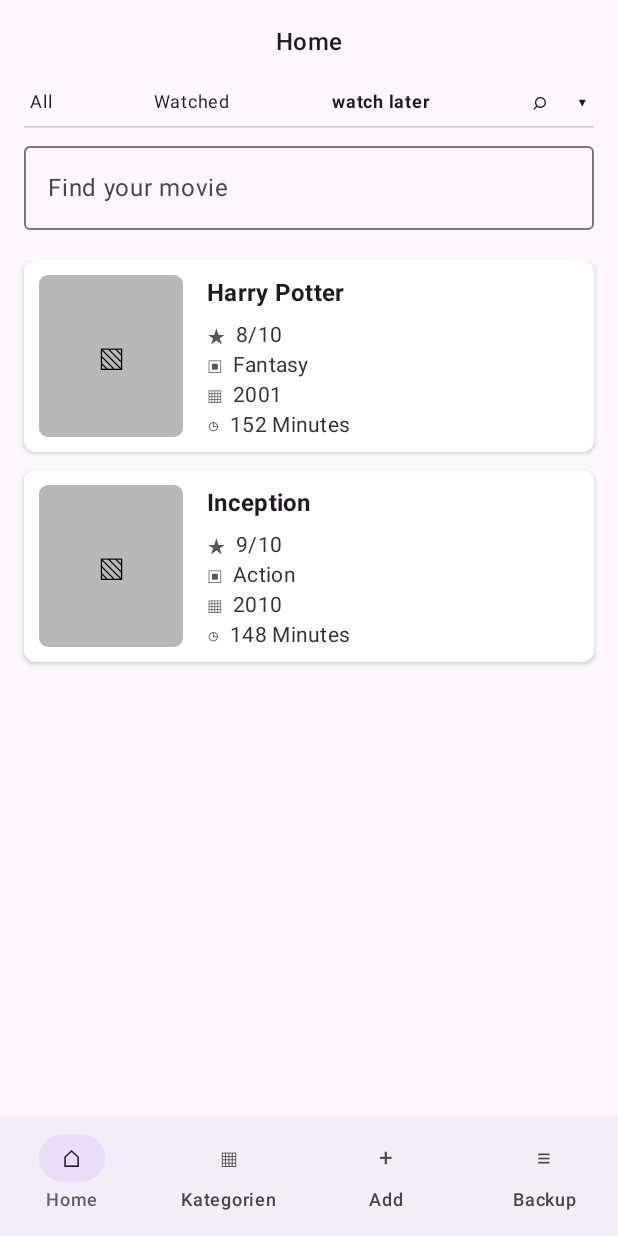
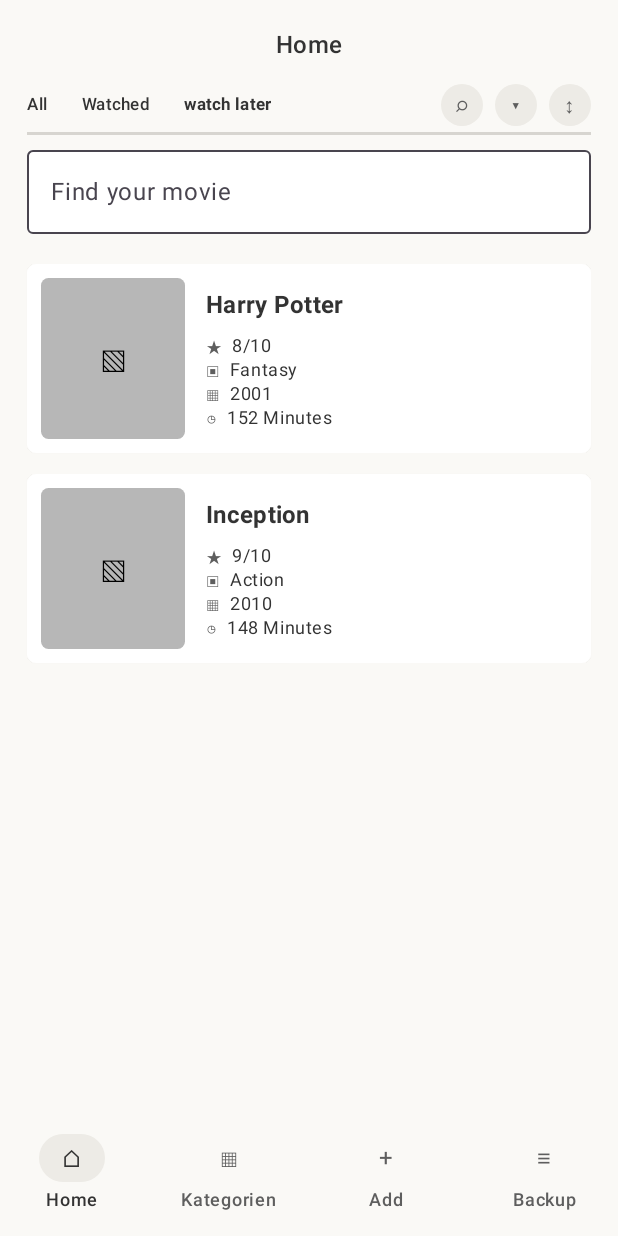
Before and after one commit to Paul1708/MovieMate, an Android app built with Jetpack Compose: the screen it shows after launch (MainActivity), after a tap on an icon or button, on a phone screen of 412 x 824 dp. Run offline under Robolectric (Android 15) with nearby library versions, the phone set to English and light mode, and no system bars; 3 other taps on this screen came first.

Commit message:
refactor: polish homescreen controls

```diff
--- a/composeApp/src/commonMain/kotlin/de/fh/erfurt/moviemate/presentation/Bottombar.kt
+++ b/composeApp/src/commonMain/kotlin/de/fh/erfurt/moviemate/presentation/Bottombar.kt
@@ -2,8 +2,10 @@ package de.fh.erfurt.moviemate.presentation
 
 import androidx.compose.material3.NavigationBar
 import androidx.compose.material3.NavigationBarItem
+import androidx.compose.material3.NavigationBarItemDefaults
 import androidx.compose.material3.Text
 import androidx.compose.runtime.Composable
+import androidx.compose.ui.unit.dp
 
 /**
  * Untere Navigation der App.
@@ -17,13 +19,23 @@ fun BottomBar(
     selectedItem: BottomNavItem = BottomNavItem.Home,
     onItemSelected: (BottomNavItem) -> Unit = {}
 ) {
-    NavigationBar {
+    NavigationBar(
+        containerColor = MovieMateColors.ScreenBackground,
+        tonalElevation = 0.dp
+    ) {
         BottomNavItem.entries.forEach { item ->
             NavigationBarItem(
                 selected = selectedItem == item,
                 onClick = { onItemSelected(item) },
                 icon = { Text(item.iconText) },
-                label = { Text(item.label) }
+                label = { Text(item.label) },
+                colors = NavigationBarItemDefaults.colors(
+                    selectedIconColor = MovieMateColors.PrimaryText,
+                    selectedTextColor = MovieMateColors.PrimaryText,
+                    indicatorColor = MovieMateColors.SoftControl,
+                    unselectedIconColor = MovieMateColors.SecondaryText,
+                    unselectedTextColor = MovieMateColors.SecondaryText
+                )
             )
         }
     }
--- /dev/null
+++ b/composeApp/src/commonMain/kotlin/de/fh/erfurt/moviemate/presentation/MovieMateColors.kt
@@ -0,0 +1,15 @@
+package de.fh.erfurt.moviemate.presentation
+
+import androidx.compose.ui.graphics.Color
+
+// Gemeinsame Farben für die aktuelle MovieMate-UI.
+// Sie halten Homescreen, Cards und Navigation optisch näher am Mockup.
+object MovieMateColors {
+    val ScreenBackground = Color(0xFFFAF9F6)
+    val CardBackground = Color(0xFFFFFFFF)
+    val PosterPlaceholder = Color(0xFFB7B7B7)
+    val Divider = Color(0xFFD7D5D0)
+    val PrimaryText = Color(0xFF333333)
+    val SecondaryText = Color(0xFF5E5E5E)
+    val SoftControl = Color(0xFFEDEBE6)
+}
--- a/composeApp/src/commonMain/kotlin/de/fh/erfurt/moviemate/presentation/Moviecard.kt
+++ b/composeApp/src/commonMain/kotlin/de/fh/erfurt/moviemate/presentation/Moviecard.kt
@@ -25,6 +25,7 @@ import androidx.compose.ui.graphics.Color
 import androidx.compose.ui.semantics.contentDescription
 import androidx.compose.ui.semantics.semantics
 import androidx.compose.ui.text.font.FontWeight
+import androidx.compose.ui.text.style.TextOverflow
 import androidx.compose.ui.unit.dp
 import de.fh.erfurt.moviemate.presentation.home.MovieUiModel
 
@@ -43,25 +44,25 @@ fun MovieCard(
 ) {
     Card(
         modifier = modifier
-            .height(128.dp)
+            .height(126.dp)
             .clickable(onClick = onClick)
             .semantics {
                 contentDescription =
                     "Film ${movie.title}, Bewertung ${movie.ratingText}, Kategorie ${movie.categoryText}, Jahr ${movie.yearText}"
             },
-        shape = RoundedCornerShape(8.dp),
-        colors = CardDefaults.cardColors(containerColor = Color.White),
-        elevation = CardDefaults.cardElevation(defaultElevation = 2.dp)
+        shape = RoundedCornerShape(6.dp),
+        colors = CardDefaults.cardColors(containerColor = MovieMateColors.CardBackground),
+        elevation = CardDefaults.cardElevation(defaultElevation = 1.dp)
     ) {
         Row(
             modifier = Modifier
                 .fillMaxWidth()
-                .padding(10.dp),
+                .padding(9.dp),
             verticalAlignment = Alignment.CenterVertically
         ) {
             PosterPlaceholder()
 
-            Spacer(modifier = Modifier.width(16.dp))
+            Spacer(modifier = Modifier.width(14.dp))
 
             Column(
                 modifier = Modifier.fillMaxHeight(),
@@ -70,10 +71,13 @@ fun MovieCard(
                 Text(
                     text = movie.title,
                     style = MaterialTheme.typography.titleMedium,
-                    fontWeight = FontWeight.Bold
+                    color = MovieMateColors.PrimaryText,
+                    fontWeight = FontWeight.Bold,
+                    maxLines = 1,
+                    overflow = TextOverflow.Ellipsis
                 )
 
-                Spacer(modifier = Modifier.height(6.dp))
+                Spacer(modifier = Modifier.height(7.dp))
 
                 MovieMetaRow(icon = "★", text = movie.ratingText)
                 MovieMetaRow(icon = "▣", text = movie.categoryText)
@@ -96,7 +100,7 @@ private fun PosterPlaceholder() {
     Box(
         modifier = Modifier
             .size(width = 96.dp, height = 108.dp)
-            .background(Color(0xFFB8B8B8), RoundedCornerShape(6.dp)),
+            .background(MovieMateColors.PosterPlaceholder, RoundedCornerShape(5.dp)),
         contentAlignment = Alignment.Center
     ) {
         Text(
@@ -125,13 +129,15 @@ private fun MovieMetaRow(
     ) {
         Text(
             text = icon,
-            style = MaterialTheme.typography.bodyMedium,
-            color = Color(0xFF555555)
+            style = MaterialTheme.typography.bodySmall,
+            color = MovieMateColors.SecondaryText
         )
         Text(
             text = text,
-            style = MaterialTheme.typography.bodyMedium,
-            color = Color(0xFF333333)
+            style = MaterialTheme.typography.bodySmall,
+            color = MovieMateColors.PrimaryText,
+            maxLines = 1,
+            overflow = TextOverflow.Ellipsis
         )
     }
 }
--- a/composeApp/src/commonMain/kotlin/de/fh/erfurt/moviemate/presentation/home/HomeScreen.kt
+++ b/composeApp/src/commonMain/kotlin/de/fh/erfurt/moviemate/presentation/home/HomeScreen.kt
@@ -1,5 +1,6 @@
 package de.fh.erfurt.moviemate.presentation.home
 
+import androidx.compose.foundation.background
 import androidx.compose.foundation.layout.Arrangement
 import androidx.compose.foundation.layout.Column
 import androidx.compose.foundation.layout.Spacer
@@ -14,6 +15,7 @@ import androidx.compose.material3.MaterialTheme
 import androidx.compose.material3.OutlinedTextField
 import androidx.compose.material3.Scaffold
 import androidx.compose.material3.Text
+import androidx.compose.material3.TextFieldDefaults
 import androidx.compose.runtime.Composable
 import androidx.compose.runtime.remember
 import androidx.compose.ui.Alignment
@@ -22,6 +24,7 @@ import androidx.compose.ui.tooling.preview.Preview
 import androidx.compose.ui.unit.dp
 import de.fh.erfurt.moviemate.presentation.BottomBar
 import de.fh.erfurt.moviemate.presentation.MovieCard
+import de.fh.erfurt.moviemate.presentation.MovieMateColors
 
 /**
  * Einstieg für den Homescreen während der UI-Entwicklung.
@@ -54,6 +57,7 @@ fun HomeScreen(
     onAction: (HomeUiAction) -> Unit
 ) {
     Scaffold(
+        containerColor = MovieMateColors.ScreenBackground,
         bottomBar = {
             BottomBar()
         }
@@ -62,36 +66,49 @@ fun HomeScreen(
             modifier = Modifier
                 .fillMaxSize()
                 .padding(paddingValues)
-                .padding(16.dp),
+                .background(MovieMateColors.ScreenBackground)
+                .padding(horizontal = 18.dp, vertical = 18.dp),
             horizontalAlignment = Alignment.CenterHorizontally
         ) {
             Text(
                 text = "Home",
-                style = MaterialTheme.typography.titleMedium
+                style = MaterialTheme.typography.titleMedium,
+                color = MovieMateColors.PrimaryText
             )
 
-            Spacer(modifier = Modifier.height(12.dp))
+            Spacer(modifier = Modifier.height(10.dp))
 
             HomeTopBar(
                 selectedTab = state.selectedTab,
                 onTabSelected = { onAction(HomeUiAction.TabSelected(it)) },
                 onSearchClicked = { onAction(HomeUiAction.SearchClicked) },
-                onFilterClicked = { onAction(HomeUiAction.FilterClicked) }
+                onFilterClicked = { onAction(HomeUiAction.FilterClicked) },
+                onSortClicked = { onAction(HomeUiAction.SortClicked) }
             )
 
-            HorizontalDivider(modifier = Modifier.fillMaxWidth())
+            HorizontalDivider(
+                modifier = Modifier.fillMaxWidth(),
+                thickness = 2.dp,
+                color = MovieMateColors.Divider
+            )
 
             if (state.isSearchVisible) {
-                Spacer(modifier = Modifier.height(12.dp))
+                Spacer(modifier = Modifier.height(10.dp))
                 OutlinedTextField(
                     value = state.searchQuery,
                     onValueChange = { onAction(HomeUiAction.SearchChanged(it)) },
                     placeholder = { Text("Find your movie") },
+                    singleLine = true,
+                    textStyle = MaterialTheme.typography.bodyMedium,
+                    colors = TextFieldDefaults.colors(
+                        focusedContainerColor = MovieMateColors.CardBackground,
+                        unfocusedContainerColor = MovieMateColors.CardBackground
+                    ),
                     modifier = Modifier.fillMaxWidth()
                 )
             }
 
-            Spacer(modifier = Modifier.height(16.dp))
+            Spacer(modifier = Modifier.height(18.dp))
 
             if (state.errorMessage != null) {
                 HomeErrorState(
@@ -104,10 +121,10 @@ fun HomeScreen(
                 HomeEmptyState()
             } else {
                 LazyColumn(
-                    verticalArrangement = Arrangement.spacedBy(12.dp),
+                    verticalArrangement = Arrangement.spacedBy(14.dp),
                     modifier = Modifier
                         .fillMaxSize()
-                        .padding(top = 4.dp)
+                        .padding(top = 2.dp)
                 ) {
                     items(state.movies, key = { it.id }) { movie ->
                         MovieCard(
@@ -124,11 +141,18 @@ fun HomeScreen(
     if (state.isFilterDialogVisible) {
         HomeFilterDialog(
             selectedCategory = state.selectedCategory,
+            onCategorySelected = { onAction(HomeUiAction.CategorySelected(it)) },
+            onClearClicked = { onAction(HomeUiAction.ClearCategoryFilterClicked) },
+            onDismiss = { onAction(HomeUiAction.FilterDismissed) }
+        )
+    }
+
+    if (state.isSortDialogVisible) {
+        HomeSortDialog(
             selectedSortCriterion = state.selectedSortCriterion,
-            onCategorySelected = { onAction(HomeUiAction.CategorySelected(it)) },
             onSortSelected = { onAction(HomeUiAction.SortSelected(it)) },
-            onClearClicked = { onAction(HomeUiAction.ClearFiltersClicked) },
-            onDismiss = { onAction(HomeUiAction.FilterDismissed) }
+            onClearClicked = { onAction(HomeUiAction.ClearSortClicked) },
+            onDismiss = { onAction(HomeUiAction.SortDismissed) }
         )
     }
 }
--- a/composeApp/src/commonMain/kotlin/de/fh/erfurt/moviemate/presentation/home/HomeTopBar.kt
+++ b/composeApp/src/commonMain/kotlin/de/fh/erfurt/moviemate/presentation/home/HomeTopBar.kt
@@ -1,10 +1,14 @@
 package de.fh.erfurt.moviemate.presentation.home
 
 import androidx.compose.foundation.clickable
+import androidx.compose.foundation.background
 import androidx.compose.foundation.layout.Arrangement
+import androidx.compose.foundation.layout.Box
 import androidx.compose.foundation.layout.Row
 import androidx.compose.foundation.layout.fillMaxWidth
 import androidx.compose.foundation.layout.padding
+import androidx.compose.foundation.layout.size
+import androidx.compose.foundation.shape.CircleShape
 import androidx.compose.material3.MaterialTheme
 import androidx.compose.material3.Text
 import androidx.compose.runtime.Composable
@@ -14,13 +18,14 @@ import androidx.compose.ui.semantics.contentDescription
 import androidx.compose.ui.semantics.semantics
 import androidx.compose.ui.text.font.FontWeight
 import androidx.compose.ui.unit.dp
+import de.fh.erfurt.moviemate.presentation.MovieMateColors
 
 /**
  * Obere Bedienleiste des Homescreens.
  *
  * Hier wählt der Nutzer zwischen allen Filmen, gesehenen Filmen und der
- * Watch-later-Ansicht. Rechts liegen die Aktionen für Suche und Filter,
- * passend zur oberen Zeile im Mockup.
+ * Watch-later-Ansicht. Rechts liegen getrennte Aktionen für Suche, Filter und
+ * Sortierung.
  */
 @Composable
 fun HomeTopBar(
@@ -28,6 +33,7 @@ fun HomeTopBar(
     onTabSelected: (HomeTab) -> Unit,
     onSearchClicked: () -> Unit,
     onFilterClicked: () -> Unit,
+    onSortClicked: () -> Unit,
     modifier: Modifier = Modifier
 ) {
     Row(
@@ -35,38 +41,72 @@ fun HomeTopBar(
         horizontalArrangement = Arrangement.SpaceBetween,
         verticalAlignment = Alignment.CenterVertically
     ) {
+        Row(
+            modifier = Modifier.weight(1f),
+            horizontalArrangement = Arrangement.spacedBy(22.dp),
+            verticalAlignment = Alignment.CenterVertically
+        ) {
             HomeTab.entries.forEach { tab ->
                 Text(
                     text = tab.label,
-                style = MaterialTheme.typography.labelMedium,
-                fontWeight = if (selectedTab == tab) FontWeight.Bold else FontWeight.Normal,
+                    style = MaterialTheme.typography.labelSmall,
+                    color = MovieMateColors.PrimaryText,
+                    fontWeight = if (selectedTab == tab) FontWeight.Bold else FontWeight.Medium,
                     modifier = Modifier
                         .clickable { onTabSelected(tab) }
                         .semantics { contentDescription = "Tab ${tab.label}" }
-                    .padding(horizontal = 4.dp, vertical = 8.dp)
+                        .padding(vertical = 10.dp)
                 )
+            }
         }
 
         Row(
-            horizontalArrangement = Arrangement.spacedBy(12.dp),
+            horizontalArrangement = Arrangement.spacedBy(8.dp),
             verticalAlignment = Alignment.CenterVertically
         ) {
-            Text(
+            TopBarIconButton(
                 text = "⌕",
-                style = MaterialTheme.typography.titleMedium,
-                modifier = Modifier
-                    .clickable(onClick = onSearchClicked)
-                    .semantics { contentDescription = "Suche öffnen" }
-                    .padding(4.dp)
+                contentDescription = "Suche öffnen",
+                onClick = onSearchClicked
             )
-            Text(
+            TopBarIconButton(
                 text = "▾",
-                style = MaterialTheme.typography.titleMedium,
-                modifier = Modifier
-                    .clickable(onClick = onFilterClicked)
-                    .semantics { contentDescription = "Filter öffnen" }
-                    .padding(4.dp)
+                contentDescription = "Filter öffnen",
+                onClick = onFilterClicked
+            )
+            TopBarIconButton(
+                text = "↕",
+                contentDescription = "Sortierung öffnen",
+                onClick = onSortClicked
             )
         }
     }
 }
+
+/**
+ * Kleine Icon-Schaltfläche für die rechte Seite der Topbar.
+ *
+ * Aktuell werden einfache Textsymbole genutzt. Später können hier echte Icons
+ * eingesetzt werden, ohne die Topbar-Struktur zu ändern.
+ */
+@Composable
+private fun TopBarIconButton(
+    text: String,
+    contentDescription: String,
+    onClick: () -> Unit
+) {
+    Box(
+        modifier = Modifier
+            .size(28.dp)
+            .background(MovieMateColors.SoftControl, CircleShape)
+            .clickable(onClick = onClick)
+            .semantics { this.contentDescription = contentDescription },
+        contentAlignment = Alignment.Center
+    ) {
+        Text(
+            text = text,
+            style = MaterialTheme.typography.titleSmall,
+            color = MovieMateColors.SecondaryText
+        )
+    }
+}
--- a/composeApp/src/commonMain/kotlin/de/fh/erfurt/moviemate/presentation/home/HomeUiAction.kt
+++ b/composeApp/src/commonMain/kotlin/de/fh/erfurt/moviemate/presentation/home/HomeUiAction.kt
@@ -9,10 +9,13 @@ sealed interface HomeUiAction {
     data object SearchClicked : HomeUiAction
     data class SearchChanged(val query: String) : HomeUiAction
     data object FilterClicked : HomeUiAction
+    data object SortClicked : HomeUiAction
     data class CategorySelected(val category: CategoryType?) : HomeUiAction
     data class SortSelected(val sortCriterion: SortCriterion) : HomeUiAction
-    data object ClearFiltersClicked : HomeUiAction
+    data object ClearCategoryFilterClicked : HomeUiAction
+    data object ClearSortClicked : HomeUiAction
     data object FilterDismissed : HomeUiAction
+    data object SortDismissed : HomeUiAction
     data class MovieClicked(val movieId: String) : HomeUiAction
     data object RetryClicked : HomeUiAction
 }
--- a/composeApp/src/commonMain/kotlin/de/fh/erfurt/moviemate/presentation/home/HomeUiState.kt
+++ b/composeApp/src/commonMain/kotlin/de/fh/erfurt/moviemate/presentation/home/HomeUiState.kt
@@ -13,6 +13,7 @@ data class HomeUiState(
     val selectedCategory: CategoryType? = null,
     val selectedSortCriterion: SortCriterion = SortCriterion.RECENTLY_ADDED,
     val isFilterDialogVisible: Boolean = false,
+    val isSortDialogVisible: Boolean = false,
     val isLoading: Boolean = false,
     val errorMessage: String? = null
 )
```
Also changed, not shown: composeApp/src/commonMain/kotlin/de/fh/erfurt/moviemate/presentation/home/HomeFilterDialog.kt (+4 -36 lines), composeApp/src/commonMain/kotlin/de/fh/erfurt/moviemate/presentation/home/HomeSortDialog.kt (added, +99 -0 lines), composeApp/src/commonMain/kotlin/de/fh/erfurt/moviemate/presentation/home/HomeViewModel.kt (+15 -4 lines). Lines whose indentation alone changed are shown as unchanged.
